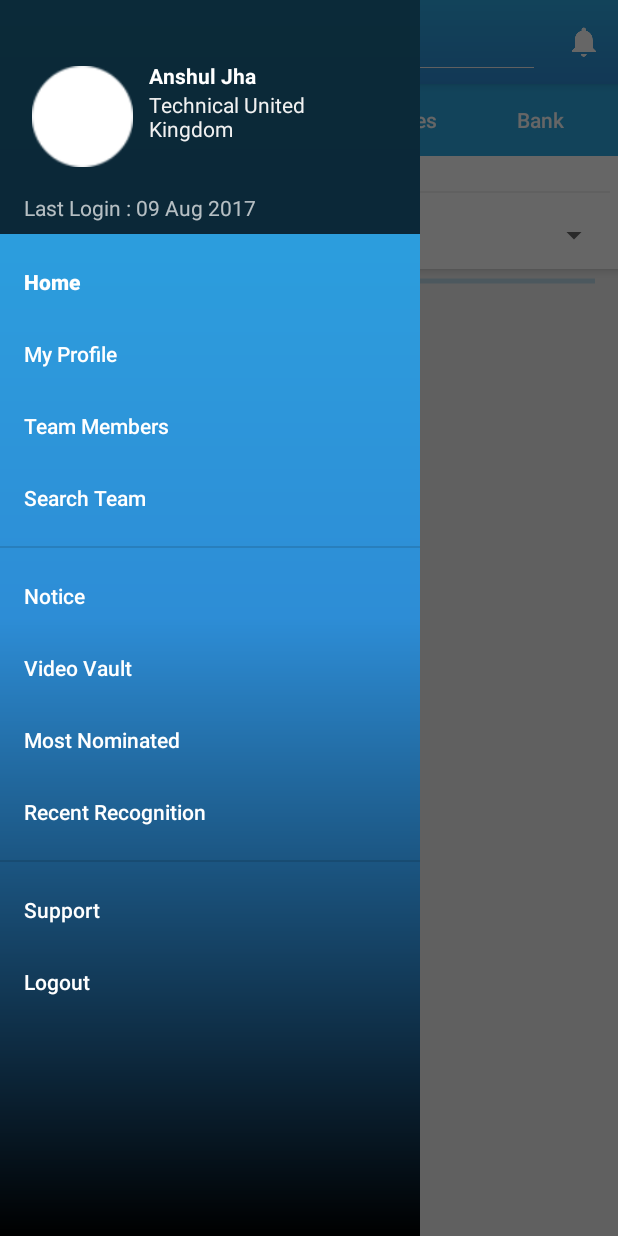
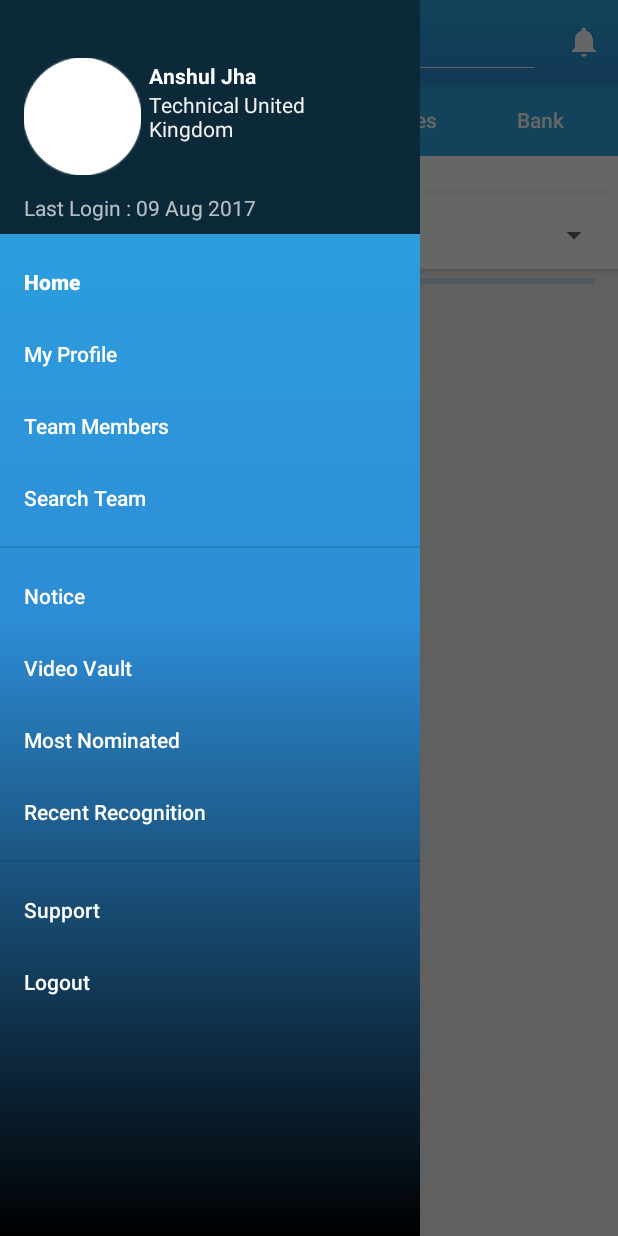
Before and after one commit to abhilucks93Personal/The-Kudos-Club, an Android app: the PostFragment screen opened directly, with no data from a screen before it, with the side drawer open, on a phone screen of 412 x 824 dp. Run offline under Robolectric (Android 15) with nearby library versions, the phone set to English and light mode, and no system bars; our stand-ins replace Picasso, sdp/ssp sizes; libraries missing offline, so code that uses them is left out: com.theartofdev.edmodo, id.zelory.compressor, rx.android.schedulers, rx.schedulers; pictures from the network do not load; 2 statements that could not run were skipped.

Commit message:
commit from office 3

```diff
--- a/app/build.gradle
+++ b/app/build.gradle
@@ -8,7 +8,7 @@ android {
         minSdkVersion 16
         targetSdkVersion 25
         versionCode 1
-        versionName "1.0.8"
+        versionName "1.0.9"
         testInstrumentationRunner "android.support.test.runner.AndroidJUnitRunner"
     }
     buildTypes {
--- a/app/src/main/java/com/viscocits/home_post/view/PostFragment.java
+++ b/app/src/main/java/com/viscocits/home_post/view/PostFragment.java
@@ -52,6 +52,17 @@ public class PostFragment extends Fragment implements View.OnClickListener, Adap
     private boolean loading;
     private LinearLayoutManager mLayoutManager;
     private SwipeRefreshLayout activity_main_swipe_refresh_layout;
+
+    @Override
+    public void setUserVisibleHint(boolean isVisibleToUser) {
+        super.setUserVisibleHint(isVisibleToUser);
+
+      //  boolean isPostUpdated = Utility.getPreferences(getContext(), Constants.isPostUpdated, false);
+        if (isVisibleToUser &&  engagementList.size() > 0) {
+            pageNum = 1;
+            getWallPostData();
+        }
+    }
 
     @Nullable
     @Override
@@ -126,6 +137,7 @@ public class PostFragment extends Fragment implements View.OnClickListener, Adap
     }
 
     private void getEngagementFilterList() {
+        Utility.addPreferences(getActivity(), Constants.isPostUpdated, false);
         RetrofitApi.getInstance().getEngagementFilterList(getActivity(), this);
     }
 
@@ -244,6 +256,7 @@ public class PostFragment extends Fragment implements View.OnClickListener, Adap
                 updateCountryList(countryFilterList.getData());
             }
         } else if (obj instanceof ModelResponseWallPost) {
+            Utility.addPreferences(getActivity(), Constants.isPostUpdated, false);
             loading = true;
             progressBarPagination.setVisibility(View.GONE);
             progressBar.setVisibility(View.GONE);
--- a/app/src/main/java/com/viscocits/retrofit/AppRequestService.java
+++ b/app/src/main/java/com/viscocits/retrofit/AppRequestService.java
@@ -98,7 +98,7 @@ public interface AppRequestService {
     @POST("SaveRecognitionWithReturnId")
     Observable<ModelResponseRecognitionSubmit> submitRecognition(@Field("User_ID") int userId,
                                                                  @Field("RecognitionReason_ID") int reasonId,
-                                                                 @Field("RecognitionReason_ID") int rewardId,
+                                                                 @Field("RecognitionReason_ID") String rewardId,
                                                                  @Field("SupportingText") String supportingText,
                                                                  @Field("IsActive") boolean b,
                                                                  @Field("ClientId") String clientId,
--- a/app/src/main/java/com/viscocits/retrofit/RetrofitApi.java
+++ b/app/src/main/java/com/viscocits/retrofit/RetrofitApi.java
@@ -456,7 +456,7 @@ public class RetrofitApi {
                                   final ResponseListener _mlistener_response,
                                   int userId,
                                   int reasonId,
-                                  int rewardId,
+                                  String rewardId,
                                   String valueTitle,
                                   String supportingText) {
 
--- a/app/src/main/java/com/viscocits/utils/Constants.java
+++ b/app/src/main/java/com/viscocits/utils/Constants.java
@@ -22,26 +22,18 @@ public class Constants {
     public static String UserActivityImgPath = IMAGE_BASE_URL + "Upload/" + CLIENT_NAME + "/UserActivity/";
     public static String RecognitionImgPath = IMAGE_BASE_URL + "Upload/" + CLIENT_NAME + "/RecognitionImages/";
     public static String IdeaImgPath = IMAGE_BASE_URL + "Upload/" + CLIENT_NAME + "/IdeaImages/";
-    public static String MainImageUploadPath="/Upload/" ;
-    public static String MainImagePath="/Upload/" ;
-    public static String UserActivityUploadPath="/UserActivity/" ;
-    public static String UserImageUploadPath="/UserImages/" ;
-    public static String TeamImageUploadPath="/TeamImages/" ;
-    public static String RecogImageUploadPath="/RecognitionImages/" ;
-    public static String IdeaImageUploadPath="/IdeaImages/" ;
-    public static String NoImage="No-Image.jpg" ;
-    public static String NoImageContentType="image/jpeg" ;
+    public static String MainImageUploadPath = "/Upload/";
+    public static String MainImagePath = "/Upload/";
+    public static String UserActivityUploadPath = "/UserActivity/";
+    public static String UserImageUploadPath = "/UserImages/";
+    public static String TeamImageUploadPath = "/TeamImages/";
+    public static String RecogImageUploadPath = "/RecognitionImages/";
+    public static String IdeaImageUploadPath = "/IdeaImages/";
+    public static String NoImage = "No-Image.jpg";
+    public static String NoImageContentType = "image/jpeg";
     public static String defaultAvatar = "user.png";
     public static final int PAGE_SIZE = 25;
     public static final String STATUS_CODE_SUCCESS = "200";
-
-
-
-
-
-
-
-
 
 
     public static String keyLoginCheck = "keyLoginCheck";
@@ -78,4 +70,5 @@ public class Constants {
     public static String error_msg_select_value = "Please select a value to continue";
     public static String error_msg_select_points = "Please select kudos point to continue";
     public static String error_msg_supporting_text = "Please enter supporting text to continue";
+    public static String isPostUpdated = "keyIsPostUpdated";
 }
--- a/app/src/main/java/com/viscocits/utils/GlideHelper.java
+++ b/app/src/main/java/com/viscocits/utils/GlideHelper.java
@@ -101,11 +101,9 @@ public class GlideHelper {
         // We don't want Glide to crop or resize our image
         final RequestOptions options = new RequestOptions()
                 .diskCacheStrategy(DiskCacheStrategy.ALL)
-                .override(Target.SIZE_ORIGINAL)
-                .bitmapTransform(new CircleTransform(activity))
+                .circleCropTransform()
                 .placeholder(R.drawable.image_thumb)
-                .error(R.drawable.image_thumb)
-                .dontTransform();
+                .error(R.drawable.image_thumb);
 
 
         RequestBuilder<Drawable> requestBuilder = Glide.with(image)
--- /dev/null
+++ b/app/src/main/res/drawable/all_circle_white_bg.xml
@@ -0,0 +1,8 @@
+<?xml version="1.0" encoding="utf-8"?>
+<selector xmlns:android="http://schemas.android.com/apk/res/android">
+    <item>
+        <shape android:shape="oval">
+            <solid android:color="@android:color/white"/>
+        </shape>
+    </item>
+</selector>
--- a/app/src/main/res/layout/nav_header_main.xml
+++ b/app/src/main/res/layout/nav_header_main.xml
@@ -1,6 +1,5 @@
 <?xml version="1.0" encoding="utf-8"?>
 <RelativeLayout xmlns:android="http://schemas.android.com/apk/res/android"
-    xmlns:app="http://schemas.android.com/apk/res-auto"
     android:id="@+id/view_container"
     android:layout_width="match_parent"
     android:layout_height="@dimen/_120sdp"
@@ -29,8 +28,8 @@
             android:id="@+id/img_profile"
             android:layout_width="@dimen/_60sdp"
             android:layout_height="@dimen/_60sdp"
-            android:padding="@dimen/_4sdp"
-            app:srcCompat="@android:drawable/sym_def_app_icon" />
+            android:background="@drawable/all_circle_white_bg"
+             />
 
 
         <LinearLayout
```
Also changed, not shown: app/src/main/java/com/viscocits/home_recognize/RecognizeFragment.java (+24 -23 lines).
